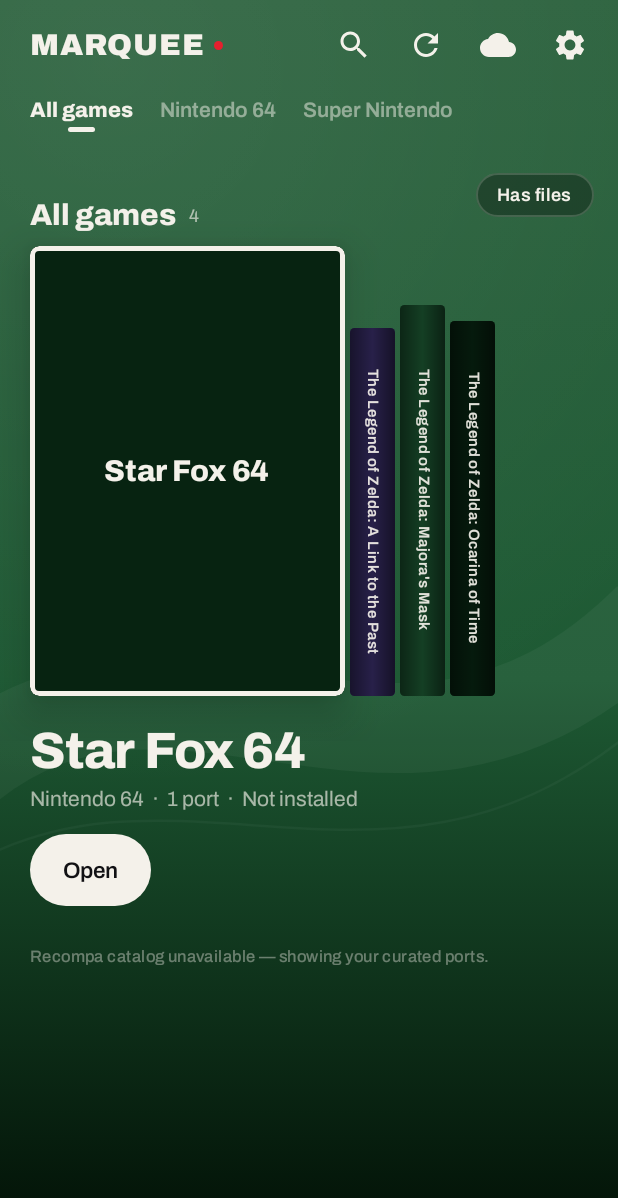
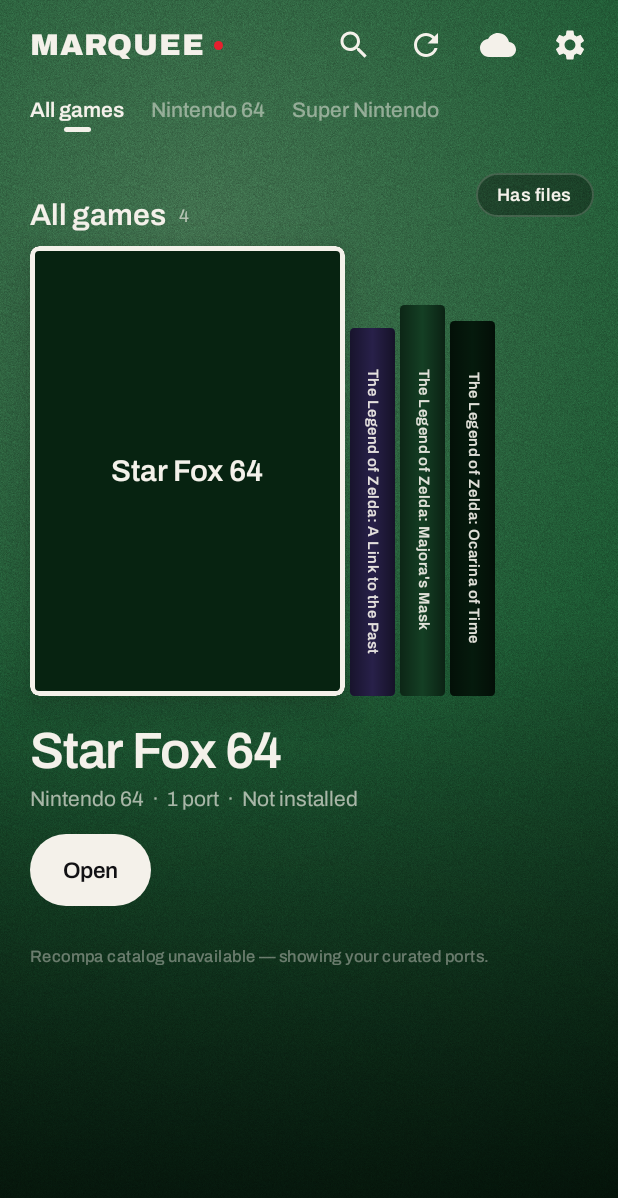
Before and after one commit to Garrietta/ONE-Launcher, an Android app built with Jetpack Compose: the screen it shows after launch (MainActivity), on a phone screen of 412 x 824 dp. Shown: the top 1198 px of the screen. Run offline under Robolectric (Android 15) with nearby library versions, the phone set to English and light mode, and no system bars; our stand-ins replace window size class; libraries missing offline, so code that uses them is left out: androidx.navigation, androidx.navigation.compose, androidx.window.layout; pictures from the network do not load; 3 statements that could not run were skipped.

Commit message:
v1.9.1: film-grain platform light, calmer titles
A design pass after the unslop rules and grain gradients: the platform
backdrop is the screen's one moment, its color falling as light above
the shelf with film grain over it (ui/theme/Grain.kt), replacing the
white light sweeps and corner glow. Titles are Archivo SemiBold, the
wordmark keeps Black. Adds MarqueeScreenshotTest (Robolectric +
Roborazzi, test-only) to judge the look on the JVM.

Co-Authored-By: Claude Opus 5.5 <noreply@anthropic.com>
Claude-Session: https://claude.ai/code/session_01VroSTtbFG4pfnUE38UDqkC

```diff
--- a/app/src/main/java/dev/one/launcher/ui/Showcase.kt
+++ b/app/src/main/java/dev/one/launcher/ui/Showcase.kt
@@ -1,5 +1,9 @@
 package dev.one.launcher.ui
 
+import dev.one.launcher.ui.theme.GRAIN_AMOUNT
+import dev.one.launcher.ui.theme.grainBrush
+import androidx.compose.ui.graphics.BlendMode
+import androidx.compose.ui.draw.drawWithCache
 import androidx.compose.animation.AnimatedVisibility
 import androidx.compose.animation.animateColorAsState
 import androidx.compose.animation.core.animateDpAsState
@@ -123,10 +127,12 @@ private const val CoverAspect = 0.70f
 // ---- Backdrop ----
 
 /**
- * Full-bleed platform-tinted backdrop: a vertical wash of the platform
- * color, a faint blurred wash of the cover art, two soft light sweeps,
- * and a dark floor so text at the bottom stays readable. The color
- * animates when the platform changes.
+ * Full-bleed platform-tinted backdrop, the screen's moment: the
+ * platform's color as light falling from above the shelf, deepening
+ * toward the floor, with a faint blurred wash of the cover art in it and
+ * film grain over all of it, as on a cinema screen. The floor darkens so
+ * text at the bottom stays readable. The color animates when the
+ * platform changes. Nothing else on the screen carries color.
  */
 @Composable
 fun PlatformBackdrop(
@@ -138,16 +144,25 @@ fun PlatformBackdrop(
     val tint by animateColorAsState(target, tween(650), label = "platformTint")
     val context = LocalContext.current
     Box(modifier = modifier.fillMaxSize()) {
+        // The light: the platform color, brightest where the shelf stands.
         Box(
             Modifier
                 .fillMaxSize()
-                .background(
-                    Brush.verticalGradient(
-                        0f to lerp(tint, Color.White, 0.06f),
-                        0.55f to tint,
-                        1f to lerp(tint, Color.Black, 0.62f)
+                .drawWithCache {
+                    val w = size.width
+                    val h = size.height
+                    val light = Brush.radialGradient(
+                        0f to lerp(tint, MarqueeInk, 0.16f),
+                        0.45f to tint,
+                        1f to lerp(tint, Color.Black, 0.5f),
+                        center = Offset(w * 0.32f, h * 0.18f),
+                        radius = maxOf(w, h) * 0.95f
                     )
-                )
+                    onDrawBehind {
+                        drawRect(lerp(tint, Color.Black, 0.5f))
+                        drawRect(light)
+                    }
+                }
         )
         if (coverUrl.isNotBlank()) {
             AsyncImage(
@@ -166,27 +181,22 @@ fun PlatformBackdrop(
                     .alpha(0.14f)
             )
         }
-        // Two soft light sweeps — the "swoosh" behind the shelf.
-        Canvas(Modifier.fillMaxSize()) {
-            val w = size.width
-            val h = size.height
-            fun sweep(y0: Float, y1: Float, c1: Float, c2: Float, alpha: Float, width: Float) {
-                val p = Path().apply {
-                    moveTo(-0.05f * w, y0 * h)
-                    cubicTo(0.3f * w, c1 * h, 0.65f * w, c2 * h, 1.05f * w, y1 * h)
+        // The floor, then the grain over everything.
+        Box(
+            Modifier
+                .fillMaxSize()
+                .drawWithCache {
+                    val floor = Brush.verticalGradient(
+                        0.5f to Color.Transparent,
+                        1f to Color.Black.copy(alpha = 0.55f)
+                    )
+                    val grain = grainBrush()
+                    onDrawBehind {
+                        drawRect(floor)
+                        drawRect(grain, alpha = GRAIN_AMOUNT, blendMode = BlendMode.Overlay)
+                    }
                 }
-                drawPath(p, Color.White.copy(alpha = alpha), style = Stroke(width = width))
-            }
-            sweep(0.62f, 0.50f, 0.48f, 0.70f, 0.045f, 90f)
-            sweep(0.70f, 0.58f, 0.60f, 0.76f, 0.035f, 2.5f)
-            drawRect(
-                Brush.radialGradient(
-                    listOf(Color.White.copy(alpha = 0.07f), Color.Transparent),
-                    center = Offset(w * 0.18f, h * 0.05f),
-                    radius = maxOf(w, h) * 0.6f
-                )
-            )
-        }
+        )
     }
 }
 
@@ -413,7 +423,7 @@ private fun RailItem(label: String, selected: Boolean, onClick: () -> Unit) {
         Text(
             text = label,
             style = MaterialTheme.typography.titleSmall.copy(
-                fontWeight = if (selected) FontWeight.ExtraBold else FontWeight.SemiBold
+                fontWeight = if (selected) FontWeight.SemiBold else FontWeight.Medium
             ),
             color = if (selected) MarqueeInk else MarqueeInk.copy(alpha = 0.5f),
             maxLines = 1,
@@ -453,7 +463,7 @@ private fun TabWord(label: String, selected: Boolean, onClick: () -> Unit) {
         Text(
             text = label,
             style = MaterialTheme.typography.titleSmall.copy(
-                fontWeight = if (selected) FontWeight.ExtraBold else FontWeight.SemiBold
+                fontWeight = if (selected) FontWeight.SemiBold else FontWeight.Medium
             ),
             color = if (selected) MarqueeInk else MarqueeInk.copy(alpha = 0.5f),
             maxLines = 1
--- /dev/null
+++ b/app/src/main/java/dev/one/launcher/ui/theme/Grain.kt
@@ -0,0 +1,33 @@
+package dev.one.launcher.ui.theme
+
+import android.graphics.Bitmap
+import androidx.compose.ui.graphics.ImageBitmap
+import androidx.compose.ui.graphics.ImageShader
+import androidx.compose.ui.graphics.ShaderBrush
+import androidx.compose.ui.graphics.TileMode
+import androidx.compose.ui.graphics.asImageBitmap
+
+/*
+ * Film grain: Marquee's one texture. It lies over the platform's light
+ * on every screen, the way grain lies over a picture on a cinema screen,
+ * and nowhere else. Luminance noise around mid grey, laid on in Overlay
+ * so it lightens and darkens the color under it without shifting its hue;
+ * made once, small, and tiled.
+ */
+
+private const val GRAIN_SIZE = 128
+
+/** How strongly the grain shows on the backdrop. */
+const val GRAIN_AMOUNT = 0.16f
+
+private val GrainImage: ImageBitmap by lazy {
+    val random = java.util.Random(19)
+    val pixels = IntArray(GRAIN_SIZE * GRAIN_SIZE) {
+        val v = (128 + random.nextGaussian() * 48).toInt().coerceIn(0, 255)
+        (0xFF shl 24) or (v shl 16) or (v shl 8) or v
+    }
+    Bitmap.createBitmap(pixels, GRAIN_SIZE, GRAIN_SIZE, Bitmap.Config.ARGB_8888).asImageBitmap()
+}
+
+/** The grain as a brush that tiles across whatever it fills. */
+fun grainBrush(): ShaderBrush = ShaderBrush(ImageShader(GrainImage, TileMode.Repeated, TileMode.Repeated))
--- a/app/src/main/java/dev/one/launcher/ui/theme/Theme.kt
+++ b/app/src/main/java/dev/one/launcher/ui/theme/Theme.kt
@@ -21,8 +21,8 @@ import com.garrietta.one.R
  * [dev.one.launcher.data.PlatformTint]); on top of that the UI is
  * only white and greys. The primary action is a solid off-white
  * pill with dark text; secondary actions are translucent dark pills.
- * Type is Archivo (OFL, bundled): ExtraBold/Black for titles, the
- * wordmark and big numbers; Regular/Medium for everything else.
+ * Type is Archivo (OFL, bundled): SemiBold for titles and big numbers,
+ * Black for the wordmark alone; Regular/Medium for everything else.
  * No dynamic color, no light theme — a wallpaper palette would fight
  * the platform tint and the cover art.
  */
@@ -82,14 +82,20 @@ private fun style(size: Int, weight: FontWeight, line: Int, tracking: Double = 0
         letterSpacing = tracking.sp
     )
 
+/*
+ * Titles are SemiBold, not Black: a title reads by its size and by
+ * Archivo's wide shape, so the screen keeps one loud thing - the
+ * platform's light - and the type sits on it calmly. The wordmark keeps
+ * its Black; it is the logo.
+ */
 private val MarqueeTypography = Typography(
-    displayLarge = style(52, FontWeight.Black, 56, -1.0),
-    displayMedium = style(42, FontWeight.Black, 46, -0.8),
-    displaySmall = style(34, FontWeight.ExtraBold, 38, -0.6),
-    headlineLarge = style(30, FontWeight.ExtraBold, 34, -0.4),
-    headlineMedium = style(26, FontWeight.ExtraBold, 30, -0.3),
-    headlineSmall = style(22, FontWeight.ExtraBold, 26, -0.2),
-    titleLarge = style(20, FontWeight.ExtraBold, 24, -0.1),
+    displayLarge = style(52, FontWeight.SemiBold, 56, -1.0),
+    displayMedium = style(42, FontWeight.SemiBold, 46, -0.8),
+    displaySmall = style(34, FontWeight.SemiBold, 38, -0.6),
+    headlineLarge = style(30, FontWeight.SemiBold, 34, -0.4),
+    headlineMedium = style(26, FontWeight.SemiBold, 30, -0.3),
+    headlineSmall = style(22, FontWeight.SemiBold, 26, -0.2),
+    titleLarge = style(20, FontWeight.SemiBold, 24, -0.1),
     titleMedium = style(16, FontWeight.SemiBold, 22),
     titleSmall = style(14, FontWeight.SemiBold, 20),
     bodyLarge = style(16, FontWeight.Normal, 22),
--- a/build.gradle.kts
+++ b/build.gradle.kts
@@ -4,4 +4,5 @@ plugins {
     id("org.jetbrains.kotlin.android") version "2.0.21" apply false
     id("org.jetbrains.kotlin.plugin.serialization") version "2.0.21" apply false
     id("org.jetbrains.kotlin.plugin.compose") version "2.0.21" apply false
+    id("io.github.takahirom.roborazzi") version "1.32.2" apply false
 }
```
Also changed, not shown: app/build.gradle.kts (+14 -2 lines), 2 other files.
